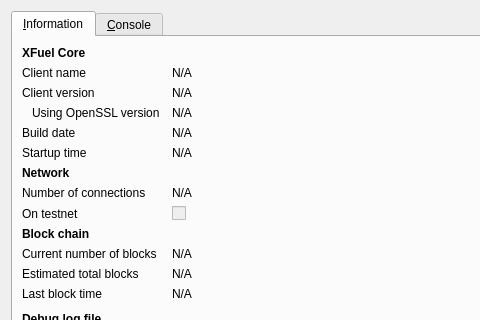
The window that src/qt/forms/rpcconsole.ui (xtrabytesteam/xfuelclient) describes before a commit, drawn with Qt 5; both pictures show x 0 to 480 and y 0 to 320 of the 740 by 450 pixel window.
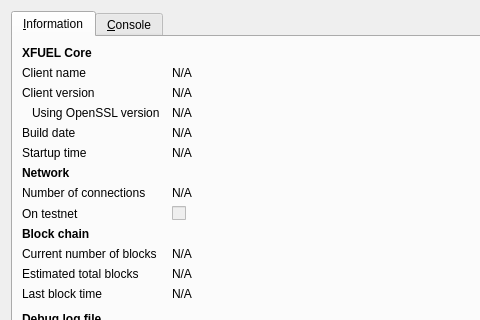
The same window after the commit. Icons and pictures are not drawn.

Diff of the .ui file:
```diff
--- a/src/qt/forms/rpcconsole.ui
+++ b/src/qt/forms/rpcconsole.ui
@@ -36,7 +36,7 @@
           </font>
          </property>
          <property name="text">
-          <string>XFuel Core</string>
+          <string>XFUEL Core</string>
          </property>
         </widget>
        </item>
```
Left out of the diff: 6 changed lines with no effect on the pictures.
